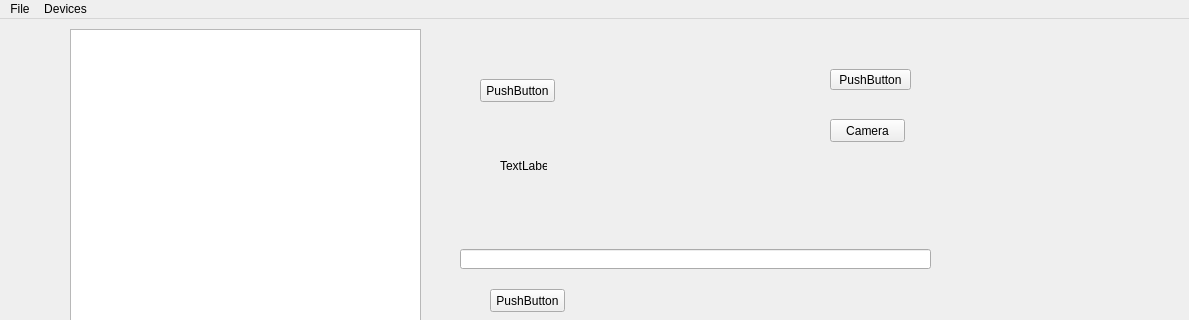
This is mainwindow.ui in adigyran/FestService as Qt 5 draws it before an edit; both pictures show x 0 to 1189 and y 0 to 320 of the 1189 by 712 pixel window. The edited form follows.
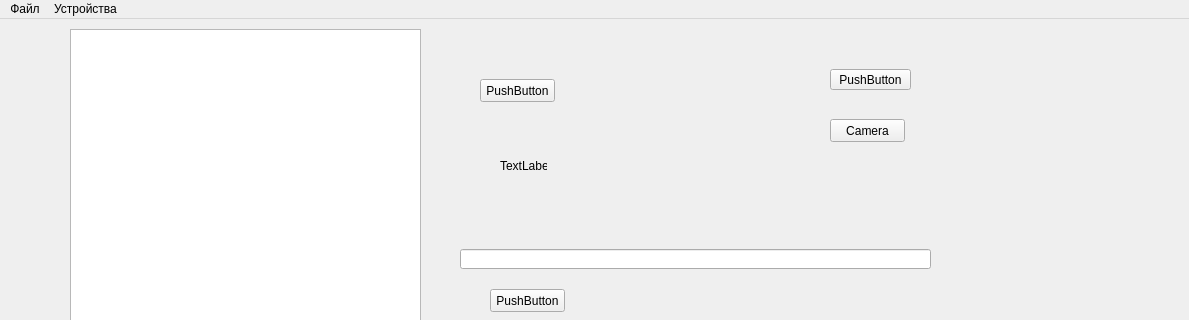
This is the edited form. Custom widgets are drawn as their Qt base class.

Patch:
```diff
--- a/mainwindow.ui
+++ b/mainwindow.ui
@@ -143,12 +143,12 @@
    </property>
    <widget class="QMenu" name="menuFile">
     <property name="title">
-     <string>File</string>
+     <string>Файл</string>
     </property>
    </widget>
    <widget class="QMenu" name="menuDevices">
     <property name="title">
-     <string>Devices</string>
+     <string>Устройства</string>
     </property>
    </widget>
    <addaction name="menuFile"/>
```
Left out of the diff: 11 changed lines with no effect on the pictures.
